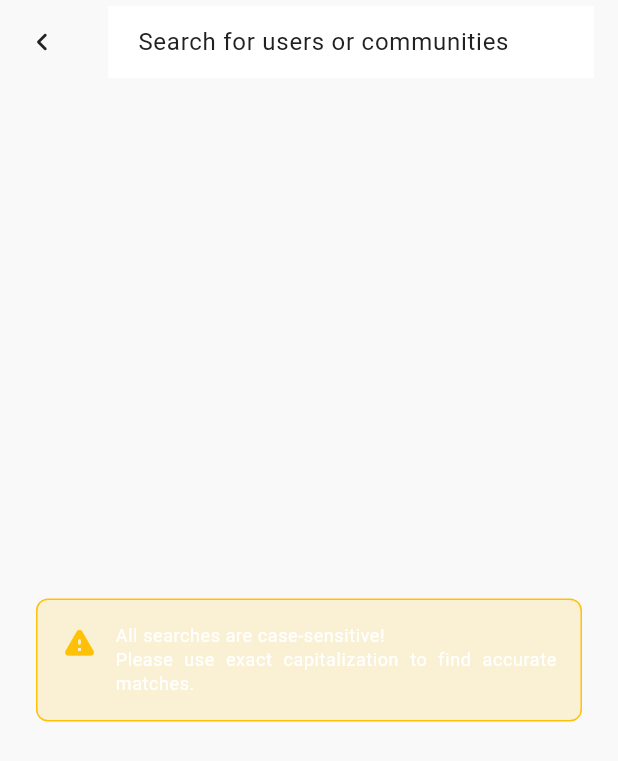
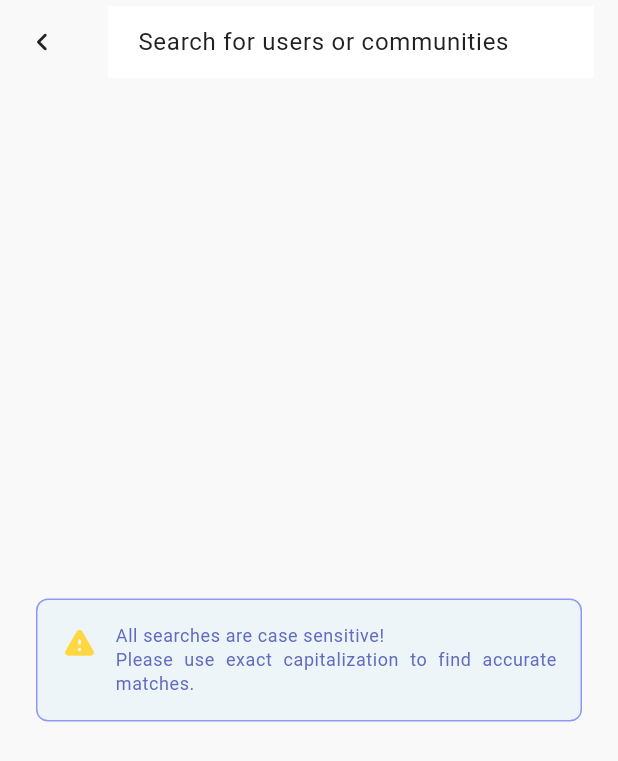
Before and after one commit to angzhenma/issho, a Flutter app: the SearchPage screen opened directly, on a phone screen of 412 x 824 dp. Shown: the top 761 px of the screen. Run offline on Flutter 3.47's test engine with Material 3 defaults, Android fonts, the phone set to English and light mode, and no system bars; our stand-ins replace cloud_firestore, firebase_auth, firebase_core, flutter_typeahead, fluttertoast, google_fonts and 3 more; accounts and stored records are empty; generated files the repository leaves out were written again.

Commit message:
made the search warning look better

```diff
--- a/lib/pages/community/search.dart
+++ b/lib/pages/community/search.dart
@@ -7,6 +7,7 @@ import 'package:issho/models/button.dart';
 import 'package:issho/pages/community/chat.dart';
 import 'package:issho/pages/community/create.dart';
 import 'package:issho/pages/profile.dart';
+import 'package:issho/themes/theme_colors.dart';
 
 class SearchPage extends StatefulWidget {
   const SearchPage({super.key});
@@ -60,25 +61,25 @@ class _SearchPageState extends State<SearchPage> {
                 child: Container(
                   padding: const EdgeInsets.all(16.0),
                   decoration: BoxDecoration(
-                    color: Colors.amber.withOpacity(0.15),
+                    color: AppColors.lightSecondary.withOpacity(0.10),
                     borderRadius: BorderRadius.circular(8.0),
-                    border: Border.all(color: Colors.amber, width: 1.0),
+                    border: Border.all(color: AppColors.darkPrimary, width: 1.0),
                   ),
                   child: Row(
                     crossAxisAlignment: CrossAxisAlignment.start,
                     children: [
                       Icon(
                         Icons.warning_rounded,
-                        color: Colors.amber,
+                        color: Colors.amberAccent,
                         size: 24,
                       ),
                       const SizedBox(width: 12),
                       Expanded(
                         child: Text(
-                          'All searches are case-sensitive! \nPlease use exact capitalization to find accurate matches.',
+                          'All searches are case sensitive! \nPlease use exact capitalization to find accurate matches.',
                           style: Theme.of(
                             context,
-                          ).textTheme.bodySmall!.copyWith(color: Colors.white),
+                          ).textTheme.bodySmall!.copyWith(color: AppColors.lightPrimary),
                           textAlign: TextAlign.justify,
                         ),
                       ),
```
